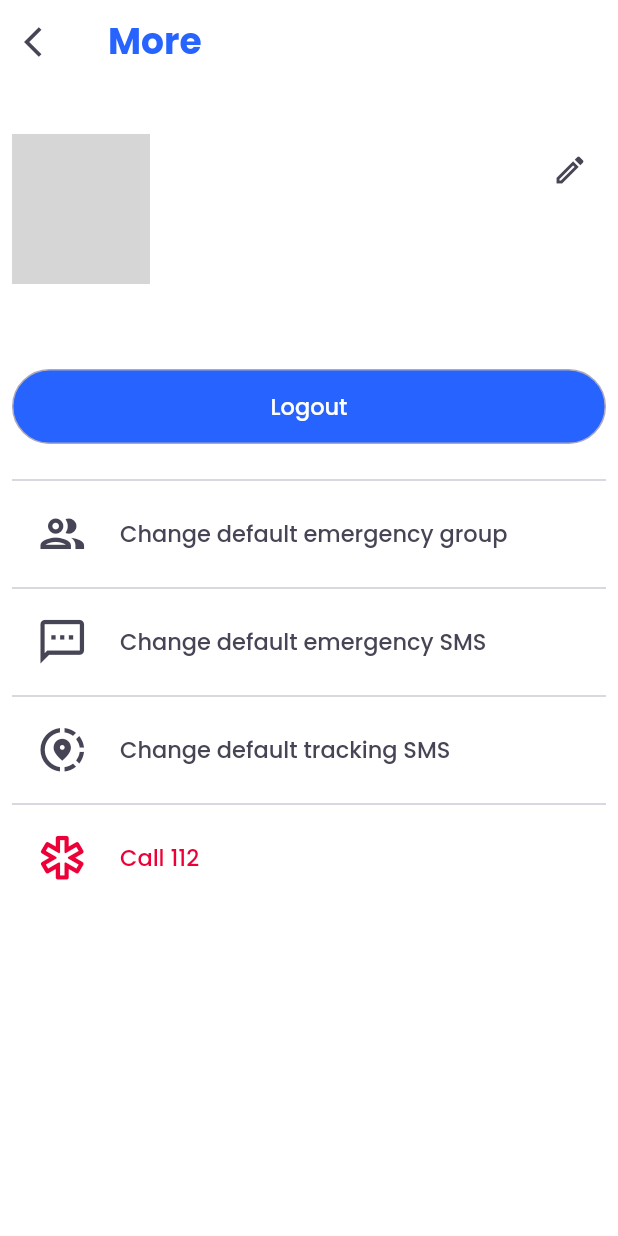
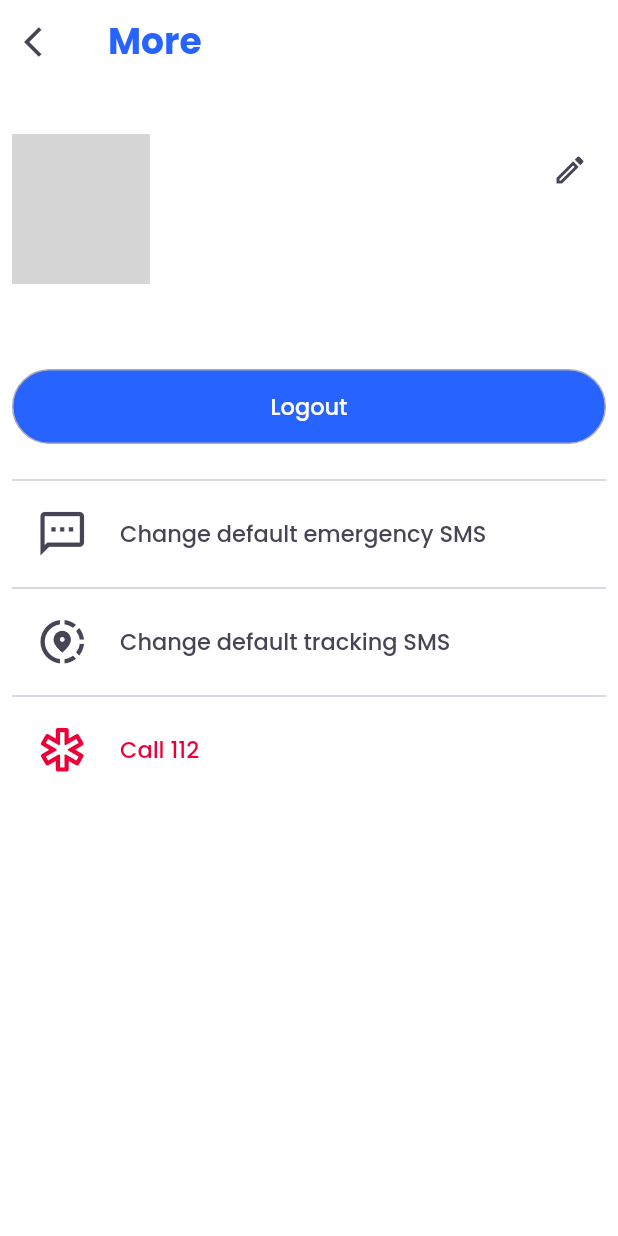
Before and after one commit to loredanagostian/SafeME, a Flutter app: the MoreScreen screen opened directly, on a phone screen of 412 x 824 dp. Run offline on Flutter 3.47's test engine with Material 3 defaults, Android fonts, the phone set to English and light mode, and no system bars; our stand-ins replace cloud_firestore, firebase_auth, firebase_core, flutter_riverpod, google_sign_in, hive and 3 more; accounts and stored records are empty; grey boxes are pictures that could not be loaded.

Commit message:
hide some features for a moment

```diff
--- a/lib/screens/more_screen.dart
+++ b/lib/screens/more_screen.dart
@@ -153,27 +153,27 @@ class _MoreScreenState extends State<MoreScreen> {
                     color: AppColors.mediumGray,
                     thickness: 0.6,
                   ),
-                  ListTile(
-                    onTap: () => Navigator.pushReplacement(
-                        context,
-                        MaterialPageRoute(
-                            builder: (context) =>
-                                const DefaultEmergencyGroupScreen())),
-                    title: Text(
-                      AppStrings.changeEmergencyGroup,
-                      style:
-                          AppStyles.textComponentStyle.copyWith(fontSize: 15),
-                    ),
-                    leading: const Icon(
-                      Icons.group_outlined,
-                      size: 35,
-                      color: AppColors.mainDarkGray,
-                    ),
-                  ),
-                  const Divider(
-                    color: AppColors.mediumGray,
-                    thickness: 0.6,
-                  ),
+                  // ListTile(
+                  //   onTap: () => Navigator.pushReplacement(
+                  //       context,
+                  //       MaterialPageRoute(
+                  //           builder: (context) =>
+                  //               const DefaultEmergencyGroupScreen())),
+                  //   title: Text(
+                  //     AppStrings.changeEmergencyGroup,
+                  //     style:
+                  //         AppStyles.textComponentStyle.copyWith(fontSize: 15),
+                  //   ),
+                  //   leading: const Icon(
+                  //     Icons.group_outlined,
+                  //     size: 35,
+                  //     color: AppColors.mainDarkGray,
+                  //   ),
+                  // ),
+                  // const Divider(
+                  //   color: AppColors.mediumGray,
+                  //   thickness: 0.6,
+                  // ),
                   ListTile(
                     onTap: () => Navigator.pushReplacement(
                         context,
```
Also changed, not shown: lib/screens/home_screen.dart (+27 -26 lines).
